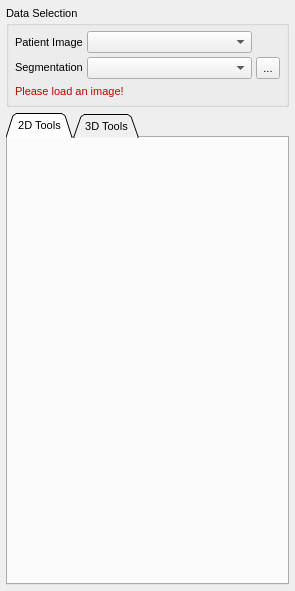
Above: Plugins/org.mitk.gui.qt.segmentation/src/internal/QmitkSegmentationControls.ui from MITK/MITK before the change. Below: the same form after it.
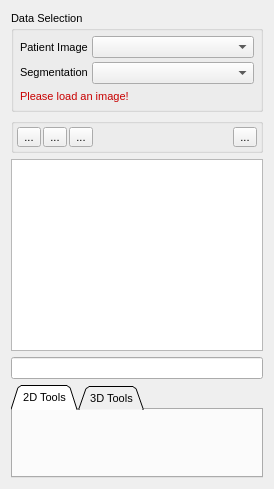
That is the form after the change. Icons and pictures are not drawn. Custom widgets are drawn as their Qt base class.

Patch:
```diff
--- a/Plugins/org.mitk.gui.qt.segmentation/src/internal/QmitkSegmentationControls.ui
+++ b/Plugins/org.mitk.gui.qt.segmentation/src/internal/QmitkSegmentationControls.ui
@@ -6,8 +6,8 @@
    <rect>
     <x>0</x>
     <y>0</y>
-    <width>295</width>
-    <height>591</height>
+    <width>274</width>
+    <height>475</height>
    </rect>
   </property>
   <property name="sizePolicy">
@@ -36,13 +36,7 @@
   <property name="windowTitle">
    <string>QmitkSegmentation</string>
   </property>
-  <layout class="QVBoxLayout" name="verticalLayout_6">
-   <property name="sizeConstraint">
-    <enum>QLayout::SetMinimumSize</enum>
-   </property>
-   <property name="margin">
-    <number>6</number>
-   </property>
+  <layout class="QVBoxLayout" name="verticalLayout_4">
    <item>
     <widget class="QGroupBox" name="groupBox">
      <property name="sizePolicy">
@@ -59,7 +53,7 @@
        <number>6</number>
       </property>
       <item>
-       <layout class="QGridLayout" name="gridLayout_2" columnstretch="0,0,0">
+       <layout class="QGridLayout" name="gridLayout_2" columnstretch="0,0">
         <property name="sizeConstraint">
          <enum>QLayout::SetMinimumSize</enum>
         </property>
@@ -92,26 +86,6 @@
           </property>
          </widget>
         </item>
-        <item row="1" column="2">
-         <widget class="QToolButton" name="btnNewSegmentation">
-          <property name="sizePolicy">
-           <sizepolicy hsizetype="Maximum" vsizetype="Minimum">
-            <horstretch>0</horstretch>
-            <verstretch>0</verstretch>
-           </sizepolicy>
-          </property>
-          <property name="toolTip">
-           <string>Create a new segmentation</string>
-          </property>
-          <property name="text">
-           <string>...</string>
-          </property>
-          <property name="icon">
-           <iconset resource="../../resources/segmentation.qrc">
-            <normaloff>:/segmentation/btnNew.png</normaloff>:/segmentation/btnNew.png</iconset>
-          </property>
-         </widget>
-        </item>
         <item row="1" column="1">
          <widget class="QmitkDataStorageComboBox" name="segImageSelector">
           <property name="sizePolicy">
@@ -247,6 +221,127 @@
      </layout>
     </widget>
    </item>
+   <item>
+    <widget class="QGroupBox" name="groupBox_2">
+     <property name="title">
+      <string/>
+     </property>
+     <layout class="QHBoxLayout" name="horizontalLayout_3">
+      <property name="spacing">
+       <number>2</number>
+      </property>
+      <property name="margin">
+       <number>3</number>
+      </property>
+      <item>
+       <widget class="QToolButton" name="m_btNewLabelSet">
+        <property name="toolTip">
+         <string>Create a new segmentation</string>
+        </property>
+        <property name="text">
+         <string>...</string>
+        </property>
+        <property name="icon">
+         <iconset resource="../../resources/segmentation.qrc">
+          <normaloff>:/segmentation/NewLabelSet_48.png</normaloff>:/segmentation/NewLabelSet_48.png</iconset>
+        </property>
+        <property name="iconSize">
+         <size>
+          <width>24</width>
+          <height>24</height>
+         </size>
+        </property>
+       </widget>
+      </item>
+      <item>
+       <widget class="QToolButton" name="m_btLoadLabelSet">
+        <property name="toolTip">
+         <string>Load a segmentation...</string>
+        </property>
+        <property name="text">
+         <string>...</string>
+        </property>
+        <property name="icon">
+         <iconset resource="../../resources/segmentation.qrc">
+          <normaloff>:/segmentation/LoadLabelSet_48.png</normaloff>:/segmentation/LoadLabelSet_48.png</iconset>
+        </property>
+        <property name="iconSize">
+         <size>
+          <width>24</width>
+          <height>24</height>
+         </size>
+        </property>
+       </widget>
+      </item>
+      <item>
+       <widget class="QToolButton" name="m_btSaveLabelSet">
+        <property name="toolTip">
+         <string>Save currently active segmentation...</string>
+        </property>
+        <property name="text">
+         <string>...</string>
+        </property>
+        <property name="icon">
+         <iconset resource="../../resources/segmentation.qrc">
+          <normaloff>:/segmentation/SaveLabelSet_48.png</normaloff>:/segmentation/SaveLabelSet_48.png</iconset>
+        </property>
+        <property name="iconSize">
+         <size>
+          <width>24</width>
+          <height>24</height>
+         </size>
+        </property>
+       </widget>
+      </item>
+      <item>
+       <spacer name="horizontalSpacer">
+        <property name="orientation">
+         <enum>Qt::Horizontal</enum>
+        </property>
+        <property name="sizeHint" stdset="0">
+         <size>
+          <width>40</width>
+          <height>20</height>
+         </size>
+        </property>
+       </spacer>
+      </item>
+      <item>
+       <widget class="QToolButton" name="m_btNewLabel">
+        <property name="toolTip">
+         <string>Add a new label to currently active segmentation</string>
+        </property>
+        <property name="text">
+         <string>...</string>
+        </property>
+        <property name="icon">
+         <iconset resource="../../resources/segmentation.qrc">
+          <normaloff>:/segmentation/NewLabel_48.png</normaloff>:/segmentation/NewLabel_48.png</iconset>
+        </property>
+        <property name="iconSize">
+         <size>
+          <width>24</width>
+          <height>24</height>
+         </size>
+        </property>
+       </widget>
+      </item>
+     </layout>
+    </widget>
+   </item>
+   <item>
+    <widget class="QmitkLabelSetTableWidget" name="m_LabelSetTableWidget">
+     <property name="sizePolicy">
+      <sizepolicy hsizetype="Expanding" vsizetype="MinimumExpanding">
+       <horstretch>0</horstretch>
+       <verstretch>0</verstretch>
+      </sizepolicy>
+     </property>
+    </widget>
+   </item>
+   <item>
+    <widget class="ctkSearchBox" name="m_LabelSearchBox"/>
+   </item>
    <item>
     <widget class="QTabWidget" name="tabWidgetSegmentationTools">
      <property name="sizePolicy">
@@ -440,6 +535,16 @@
    <extends>QWidget</extends>
    <header location="global">QmitkToolGUIArea.h</header>
   </customwidget>
+  <customwidget>
+   <class>QmitkLabelSetTableWidget</class>
+   <extends>QTableWidget</extends>
+   <header location="global">QmitkLabelSetTableWidget.h</header>
+  </customwidget>
+  <customwidget>
+   <class>ctkSearchBox</class>
+   <extends>QLineEdit</extends>
+   <header>ctkSearchBox.h</header>
+  </customwidget>
  </customwidgets>
  <includes>
   <include location="global">QmitkToolReferenceDataSelectionBox.h</include>
```
Left out of the diff: 1 changed line with no effect on the pictures.
